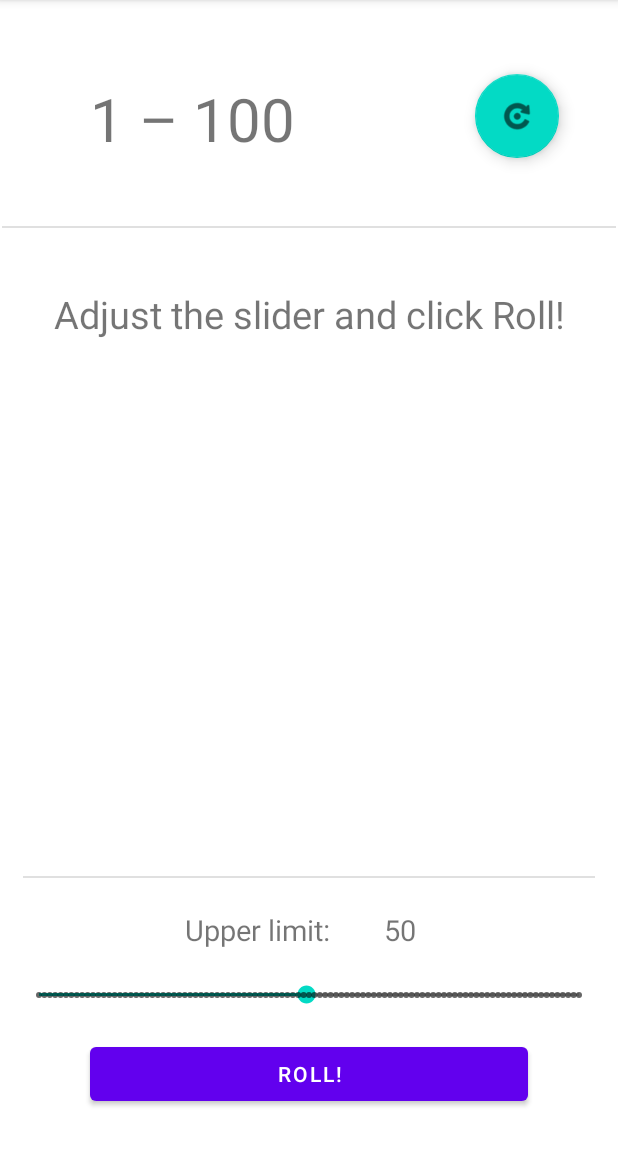
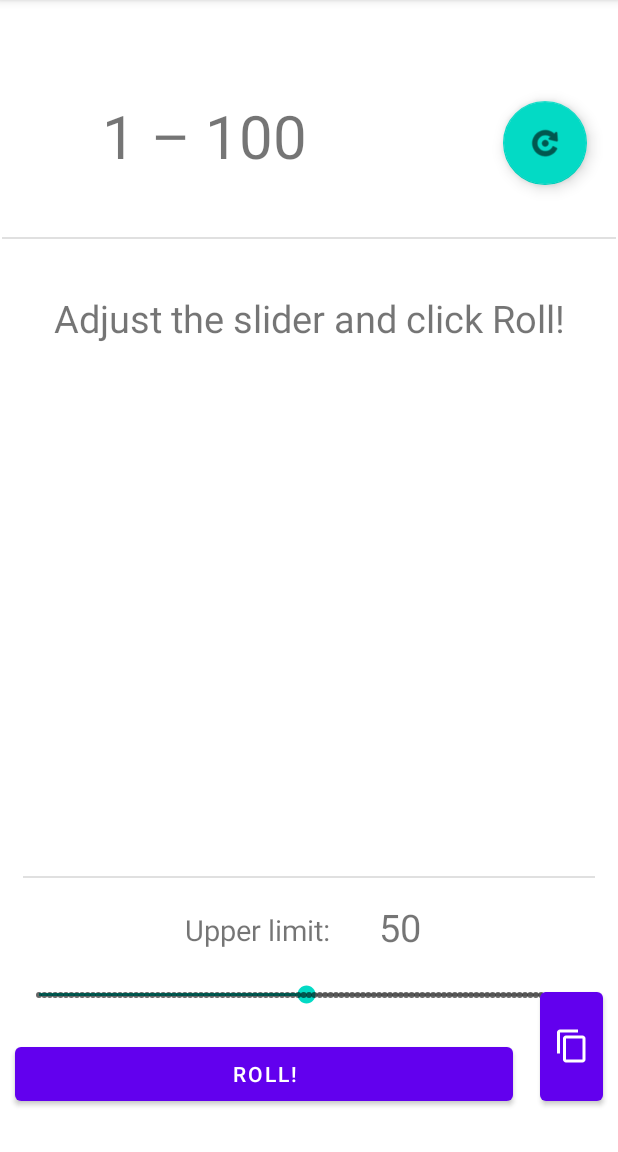
Before and after one commit to Nydex/Randomizer, an Android app: the screen it shows after launch (MainActivity), on a phone screen of 412 x 824 dp, the part 84-1236 px from its top. Run offline under Robolectric (Android 15) with nearby library versions, the phone set to English and light mode, and no system bars.

Commit message:
working version

```diff
--- a/app/src/main/res/layout/activity_main.xml
+++ b/app/src/main/res/layout/activity_main.xml
@@ -8,27 +8,46 @@
 
     <Button
         android:id="@+id/rollButton"
+        android:layout_height="wrap_content"
+        android:layout_marginBottom="28dp"
+        android:layout_marginEnd="70dp"
+        android:layout_marginLeft="10dp"
+        android:layout_marginRight="70dp"
+        android:layout_marginStart="10dp"
         android:layout_width="0dp"
-        android:layout_height="wrap_content"
-        android:layout_marginStart="60dp"
-        android:layout_marginLeft="60dp"
-        android:layout_marginEnd="60dp"
-        android:layout_marginRight="60dp"
-        android:layout_marginBottom="28dp"
         android:text="@string/buttonName"
         app:layout_constraintBottom_toBottomOf="parent"
         app:layout_constraintEnd_toEndOf="parent"
         app:layout_constraintHorizontal_bias="0.498"
         app:layout_constraintStart_toStartOf="parent" />
 
+    <com.google.android.material.button.MaterialButton
+        android:gravity="center"
+        android:id="@+id/copyButton"
+        android:layout_height="match_parent"
+        android:layout_marginBottom="28dp"
+        android:layout_marginEnd="10dp"
+        android:layout_marginLeft="360dp"
+        android:layout_marginRight="10dp"
+        android:layout_marginStart="360dp"
+        android:layout_marginTop="655dp"
+        android:layout_width="match_parent"
+        app:icon="?attr/actionModeCopyDrawable"
+        app:iconGravity="textStart"
+        app:iconPadding="0dp"
+        app:layout_constraintBottom_toBottomOf="parent"
+        app:layout_constraintEnd_toEndOf="parent"
+        app:layout_constraintStart_toEndOf="@+id/rollButton"
+        app:layout_constraintTop_toBottomOf="@+id/seekBar" />
+
     <TextView
+        android:gravity="center_horizontal"
         android:id="@+id/rollLimit"
-        android:layout_width="100dp"
         android:layout_height="wrap_content"
+        android:layout_marginBottom="18dp"
         android:layout_marginEnd="70dp"
         android:layout_marginRight="70dp"
-        android:layout_marginBottom="18dp"
-        android:gravity="center_horizontal"
+        android:layout_width="100dp"
         android:text="@string/upperLimit"
         android:textAlignment="center"
         android:textSize="19sp"
@@ -38,13 +57,13 @@
 
     <TextView
         android:id="@+id/rollResult"
+        android:layout_height="wrap_content"
+        android:layout_marginBottom="30dp"
+        android:layout_marginEnd="50dp"
+        android:layout_marginLeft="50dp"
+        android:layout_marginRight="50dp"
+        android:layout_marginStart="50dp"
         android:layout_width="wrap_content"
-        android:layout_height="wrap_content"
-        android:layout_marginStart="50dp"
-        android:layout_marginLeft="50dp"
-        android:layout_marginEnd="50dp"
-        android:layout_marginRight="50dp"
-        android:layout_marginBottom="35dp"
         android:textSize="180sp"
         app:layout_constraintBottom_toTopOf="@+id/divider"
         app:layout_constraintEnd_toEndOf="parent"
@@ -52,110 +71,106 @@
         app:layout_constraintStart_toStartOf="parent" />
 
     <SeekBar
+        style="@style/Widget.AppCompat.SeekBar.Discrete"
         android:id="@+id/seekBar"
-        style="@style/Widget.AppCompat.SeekBar.Discrete"
-        android:layout_width="392dp"
         android:layout_height="25dp"
         android:layout_marginBottom="16dp"
+        android:layout_width="392dp"
         app:layout_constraintBottom_toTopOf="@+id/rollButton"
         app:layout_constraintEnd_toEndOf="parent"
         app:layout_constraintStart_toStartOf="parent" />
 
     <View
+        android:background="?android:attr/listDivider"
         android:id="@+id/divider"
+        android:layout_height="1dp"
+        android:layout_marginBottom="21dp"
+        android:layout_marginEnd="10dp"
+        android:layout_marginLeft="10dp"
+        android:layout_marginRight="10dp"
+        android:layout_marginStart="10dp"
         android:layout_width="381dp"
-        android:layout_height="1dp"
-        android:layout_marginStart="10dp"
-        android:layout_marginLeft="10dp"
-        android:layout_marginEnd="10dp"
-        android:layout_marginRight="10dp"
-        android:layout_marginBottom="21dp"
-        android:background="?android:attr/listDivider"
         app:layout_constraintBottom_toTopOf="@+id/rollLimit"
         app:layout_constraintEnd_toEndOf="parent"
         app:layout_constraintStart_toStartOf="parent" />
 
     <TextView
         android:id="@+id/upperLimitValue"
-        android:layout_width="wrap_content"
         android:layout_height="wrap_content"
+        android:layout_marginBottom="15dp"
         android:layout_marginEnd="100dp"
         android:layout_marginRight="100dp"
-        android:layout_marginBottom="18dp"
-        android:textSize="19sp"
+        android:layout_width="wrap_content"
+        android:textSize="25sp"
         app:layout_constraintBottom_toTopOf="@+id/seekBar"
         app:layout_constraintEnd_toEndOf="parent"
         app:layout_constraintStart_toEndOf="@+id/rollLimit" />
 
     <TextView
+        android:gravity="center_horizontal"
         android:id="@+id/resultHeader"
+        android:layout_height="59dp"
+        android:layout_marginBottom="60dp"
+        android:layout_marginEnd="20dp"
+        android:layout_marginLeft="20dp"
+        android:layout_marginRight="20dp"
+        android:layout_marginStart="20dp"
         android:layout_width="368dp"
-        android:layout_height="59dp"
-        android:layout_marginStart="20dp"
-        android:layout_marginLeft="20dp"
-        android:layout_marginTop="150dp"
-        android:layout_marginEnd="20dp"
-        android:layout_marginRight="20dp"
-        android:layout_marginBottom="15dp"
-        android:gravity="center_horizontal"
         android:textAlignment="center"
         android:textSize="25sp"
         app:layout_constraintBottom_toTopOf="@+id/rollResult"
         app:layout_constraintEnd_toEndOf="parent"
-        app:layout_constraintStart_toStartOf="parent"
-        app:layout_constraintTop_toTopOf="parent" />
+        app:layout_constraintStart_toStartOf="parent" />
 
     <com.google.android.material.floatingactionbutton.FloatingActionButton
-        android:id="@+id/switchModeButton"
-        android:layout_width="wrap_content"
-        android:layout_height="wrap_content"
-        android:layout_marginEnd="20dp"
-        android:layout_marginRight="20dp"
         android:clickable="true"
         android:contentDescription="@string/settings"
         android:focusable="true"
-        app:layout_constraintBottom_toTopOf="@+id/resultHeader"
+        android:id="@+id/switchModeButton"
+        android:layout_height="wrap_content"
+        android:layout_marginEnd="3dp"
+        android:layout_marginRight="3dp"
+        android:layout_width="wrap_content"
+        app:layout_constraintBottom_toTopOf="@+id/divider2"
         app:layout_constraintEnd_toEndOf="parent"
-        app:layout_constraintHorizontal_bias="0.943"
+        app:layout_constraintHorizontal_bias="0.95"
         app:layout_constraintStart_toStartOf="parent"
         app:layout_constraintTop_toTopOf="parent"
-        app:layout_constraintVertical_bias="0.363"
+        app:layout_constraintVertical_bias="0.65999997"
         app:srcCompat="@android:drawable/ic_menu_rotate" />
 
     <TextView
+        android:gravity="center_horizontal"
         android:id="@+id/modeText"
+        android:layout_gravity="center_horizontal"
+        android:layout_height="47dp"
+        android:layout_marginEnd="120dp"
+        android:layout_marginLeft="50dp"
+        android:layout_marginRight="120dp"
+        android:layout_marginStart="50dp"
+        android:layout_marginTop="35dp"
         android:layout_width="215dp"
-        android:layout_height="47dp"
-        android:layout_gravity="center_horizontal"
-        android:layout_marginStart="50dp"
-        android:layout_marginLeft="50dp"
-        android:layout_marginTop="35dp"
-        android:layout_marginEnd="120dp"
-        android:layout_marginRight="120dp"
-        android:layout_marginBottom="40dp"
-        android:gravity="center_horizontal"
         android:text="@string/modeText"
         android:textAlignment="center"
         android:textSize="40sp"
-        app:layout_constraintBottom_toTopOf="@+id/resultHeader"
+        app:layout_constraintBottom_toTopOf="@+id/divider2"
         app:layout_constraintEnd_toStartOf="@+id/switchModeButton"
         app:layout_constraintHorizontal_bias="0.434"
         app:layout_constraintStart_toStartOf="parent"
         app:layout_constraintTop_toTopOf="parent"
-        app:layout_constraintVertical_bias="0.238" />
+        app:layout_constraintVertical_bias="0.37" />
 
     <View
+        android:background="?android:attr/listDivider"
         android:id="@+id/divider2"
+        android:layout_height="1dp"
+        android:layout_marginBottom="35dp"
+        android:layout_marginEnd="10dp"
+        android:layout_marginLeft="10dp"
+        android:layout_marginRight="10dp"
+        android:layout_marginStart="10dp"
         android:layout_width="409dp"
-        android:layout_height="1dp"
-        android:layout_marginStart="10dp"
-        android:layout_marginLeft="10dp"
-        android:layout_marginEnd="10dp"
-        android:layout_marginRight="10dp"
-        android:layout_marginBottom="40dp"
-        android:background="?android:attr/listDivider"
         app:layout_constraintBottom_toTopOf="@+id/resultHeader"
         app:layout_constraintEnd_toEndOf="parent"
         app:layout_constraintStart_toStartOf="parent" />
-
     </androidx.constraintlayout.widget.ConstraintLayout>
--- a/app/src/main/res/layout/activity_mode2.xml
+++ b/app/src/main/res/layout/activity_mode2.xml
@@ -10,8 +10,8 @@
         android:id="@+id/altRollButton"
         android:layout_width="0dp"
         android:layout_height="wrap_content"
-        android:layout_marginStart="60dp"
-        android:layout_marginLeft="60dp"
+        android:layout_marginStart="10dp"
+        android:layout_marginLeft="10dp"
         android:layout_marginEnd="60dp"
         android:layout_marginRight="60dp"
         android:layout_marginBottom="28dp"
@@ -37,6 +37,25 @@
         app:layout_constraintTop_toTopOf="parent"
         app:layout_constraintVertical_bias="0.363"
         app:srcCompat="@android:drawable/ic_menu_rotate" />
+
+    <com.google.android.material.button.MaterialButton
+        android:id="@+id/altCopyButton"
+        android:layout_width="match_parent"
+        android:layout_height="match_parent"
+        android:layout_marginStart="360dp"
+        android:layout_marginLeft="360dp"
+        android:layout_marginTop="655dp"
+        android:layout_marginEnd="10dp"
+        android:layout_marginRight="10dp"
+        android:layout_marginBottom="28dp"
+        android:gravity="center"
+        app:icon="?attr/actionModeCopyDrawable"
+        app:iconGravity="textStart"
+        app:iconPadding="0dp"
+        app:layout_constraintBottom_toBottomOf="parent"
+        app:layout_constraintEnd_toEndOf="parent"
+        app:layout_constraintStart_toEndOf="@+id/altRollButton"
+        app:layout_constraintTop_toTopOf="@+id/altRollButton" />
 
     <TextView
         android:id="@+id/altRollResult"
```
Lines whose indentation alone changed are shown as unchanged.
